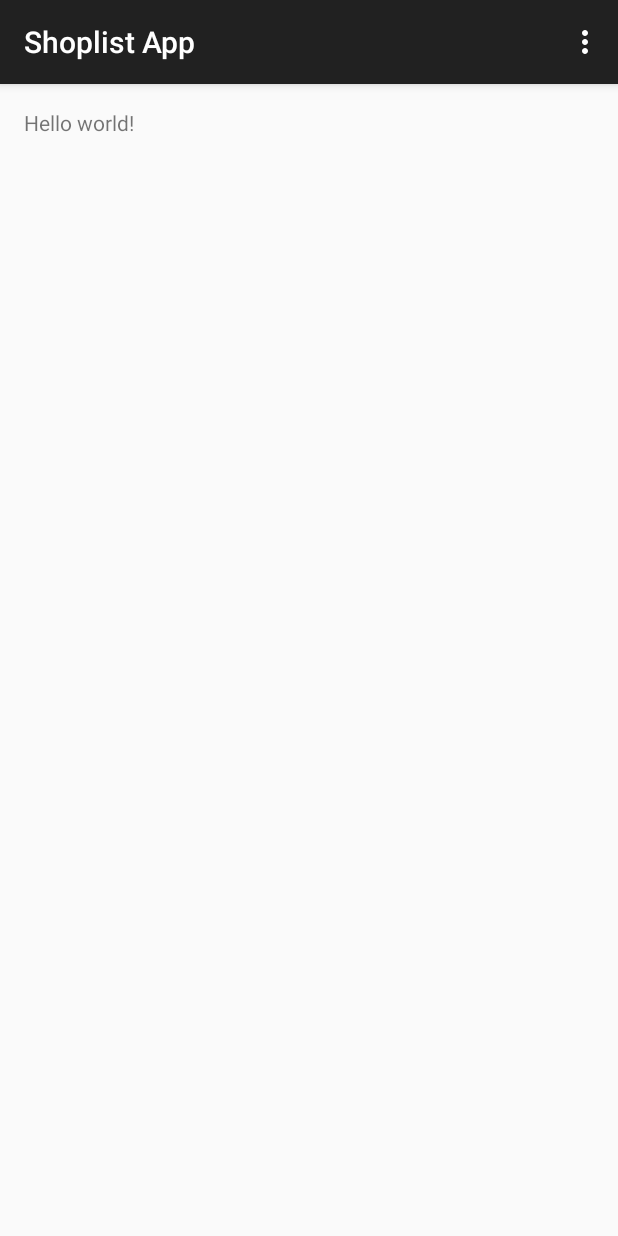
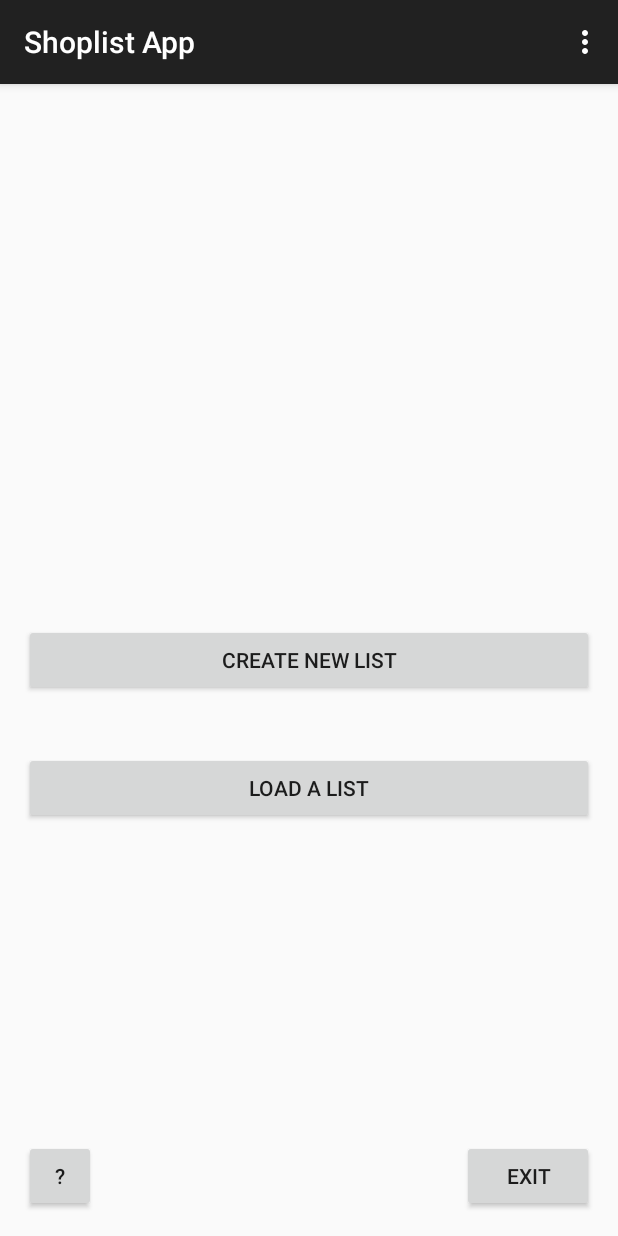
Before and after one commit to constantinosach/Shoplist, an Android app: the screen it shows after launch (MainActivity), on a phone screen of 412 x 824 dp. Run offline under Robolectric (Android 15) with nearby library versions, the phone set to English and light mode, and no system bars.

Commit message:
First Window GUI]

```diff
--- a/app/src/main/res/layout/activity_main.xml
+++ b/app/src/main/res/layout/activity_main.xml
@@ -5,7 +5,58 @@
     android:paddingTop="@dimen/activity_vertical_margin"
     android:paddingBottom="@dimen/activity_vertical_margin" tools:context=".MainActivity">
 
-    <TextView android:text="@string/hello_world" android:layout_width="wrap_content"
-        android:layout_height="wrap_content" />
+    <ImageView
+        android:layout_width="wrap_content"
+        android:layout_height="wrap_content"
+        android:id="@+id/imageView" />
+
+    <Button
+        android:layout_width="fill_parent"
+        android:layout_height="wrap_content"
+        android:text="LOAD A LIST"
+        android:id="@+id/loadListButton"
+        android:layout_gravity="bottom"
+        android:layout_marginTop="37dp"
+        android:layout_below="@+id/createListButton"
+        android:layout_toRightOf="@+id/imageView"
+        android:layout_toEndOf="@+id/imageView" />
+
+    <Button
+        android:layout_width="fill_parent"
+        android:layout_height="wrap_content"
+        android:text="CREATE NEW LIST"
+        android:id="@+id/createListButton"
+        android:layout_gravity="center"
+        android:layout_centerVertical="true"
+        android:layout_toRightOf="@+id/imageView"
+        android:layout_toEndOf="@+id/imageView" />
+
+    <ImageView
+        android:layout_width="wrap_content"
+        android:layout_height="wrap_content"
+        android:id="@+id/imageView2"
+        android:layout_alignParentLeft="true"
+        android:layout_alignParentStart="true"
+        android:layout_alignParentRight="true"
+        android:layout_alignParentEnd="true" />
+
+    <Button
+        android:layout_width="wrap_content"
+        android:layout_height="wrap_content"
+        android:text="EXIT"
+        android:id="@+id/exitButton"
+        android:layout_alignParentBottom="true"
+        android:layout_alignParentRight="true"
+        android:layout_alignParentEnd="true" />
+
+    <Button
+        style="?android:attr/buttonStyleSmall"
+        android:layout_width="wrap_content"
+        android:layout_height="wrap_content"
+        android:text="?"
+        android:id="@+id/button"
+        android:layout_alignTop="@+id/exitButton"
+        android:layout_alignParentLeft="true"
+        android:layout_alignParentStart="true" />
 
 </RelativeLayout>
--- a/app/src/main/res/values/dimens.xml
+++ b/app/src/main/res/values/dimens.xml
@@ -2,4 +2,5 @@
     <!-- Default screen margins, per the Android Design guidelines. -->
     <dimen name="activity_horizontal_margin">16dp</dimen>
     <dimen name="activity_vertical_margin">16dp</dimen>
+    <dimen name="button_margin">64dp</dimen>
 </resources>
```
Also changed, not shown: 1 other file.
